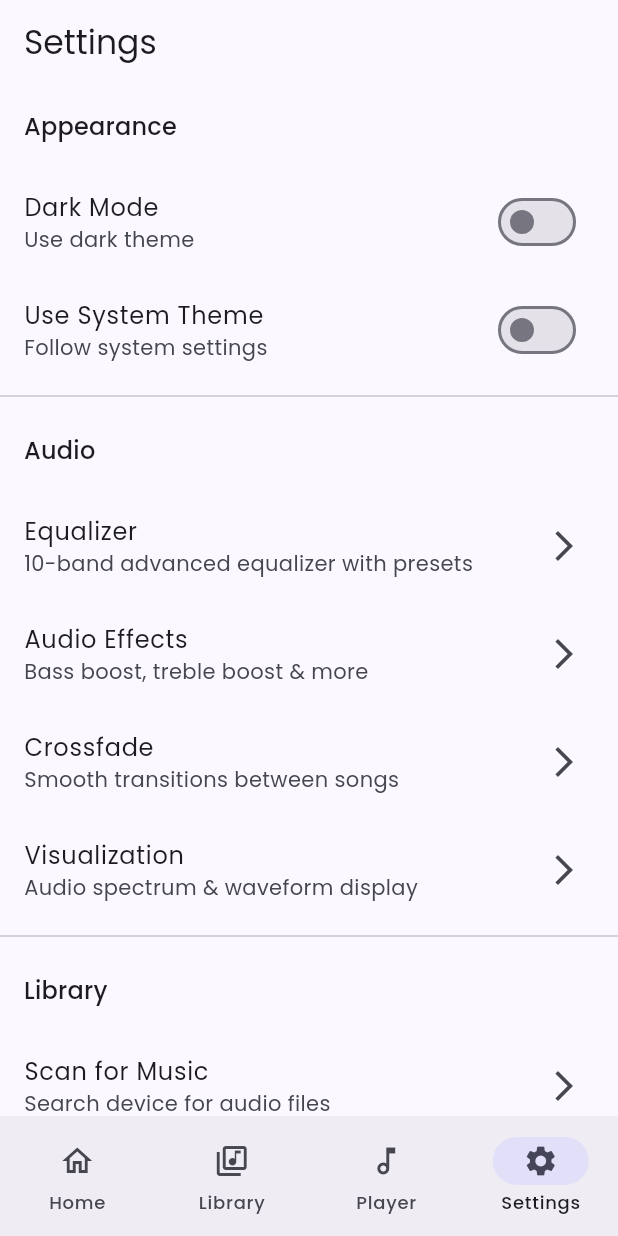
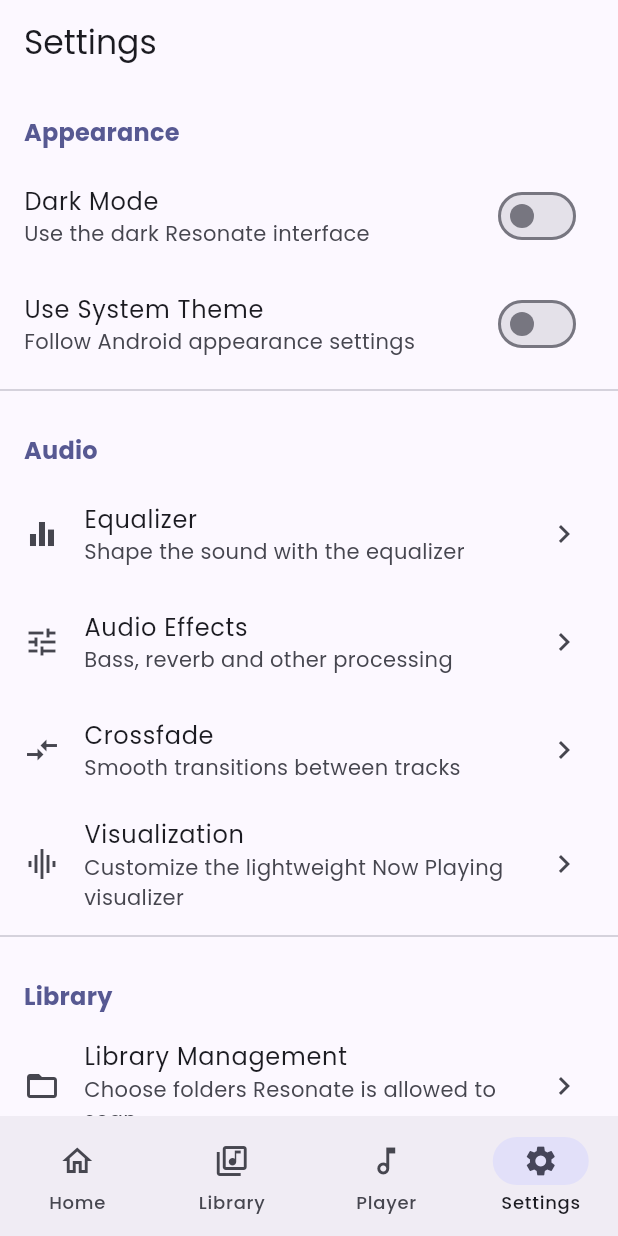
Before and after one commit to R-6167/Resonate, a Flutter app: the screen it shows after launch, item 4 of the bottom bar chosen, on a phone screen of 412 x 824 dp. Run offline on Flutter 3.47's test engine with Material 3 defaults, Android fonts, the phone set to English and light mode, and no system bars; our stand-ins replace audio_service, google_fonts, just_audio, shared_preferences, sqflite; missing offline and left inert: audio_session; accounts and stored records are empty; statements that could not run were skipped.

Commit message:
Clean settings and document Resonate Intelligence

```diff
--- a/lib/screens/settings_screen.dart
+++ b/lib/screens/settings_screen.dart
@@ -4,11 +4,11 @@ import '../providers/theme_provider.dart';
 import '../providers/equalizer_provider.dart';
 import '../providers/audio_effects_provider.dart';
 import '../providers/crossfade_provider.dart';
+import '../screens/equalizer_screen.dart';
+import '../screens/audio_effects_screen.dart';
+import '../screens/crossfade_screen.dart';
+import '../screens/audio_visualization_settings_screen.dart';
 import '../screens/library_management_screen.dart';
-import 'equalizer_screen.dart';
-import 'audio_effects_screen.dart';
-import 'crossfade_screen.dart';
-import 'audio_visualization_settings_screen.dart';
 
 class SettingsScreen extends StatelessWidget {
   const SettingsScreen({Key? key}) : super(key: key);
@@ -16,167 +16,55 @@ class SettingsScreen extends StatelessWidget {
   @override
   Widget build(BuildContext context) {
     return Scaffold(
-      appBar: AppBar(
-        title: const Text('Settings'),
-        elevation: 0,
-      ),
-      body: Consumer<ThemeProvider>(
-        builder: (context, themeProvider, _) {
-          return ListView(
+      appBar: AppBar(title: const Text('Settings'), elevation: 0),
+      body: Consumer<ThemeProvider>(builder: (context, themeProvider, _) => ListView(
         children: [
-              // Theme Section
-              Padding(
-                padding: const EdgeInsets.all(16.0),
-                child: Text(
-                  'Appearance',
-                  style: Theme.of(context).textTheme.titleMedium,
-                ),
-              ),
-              SwitchListTile(
-                title: const Text('Dark Mode'),
-                subtitle: const Text('Use dark theme'),
-                value: themeProvider.isDarkMode,
-                onChanged: (_) => themeProvider.toggleTheme(),
-              ),
-              SwitchListTile(
-                title: const Text('Use System Theme'),
-                subtitle: const Text('Follow system settings'),
-                value: themeProvider.useSystemTheme,
-                onChanged: (value) =>
-                    themeProvider.toggleSystemTheme(value),
+          _section(context, 'Appearance'),
+          SwitchListTile(title: const Text('Dark Mode'), subtitle: const Text('Use the dark Resonate interface'), value: themeProvider.isDarkMode, onChanged: (_) => themeProvider.toggleTheme()),
+          SwitchListTile(title: const Text('Use System Theme'), subtitle: const Text('Follow Android appearance settings'), value: themeProvider.useSystemTheme, onChanged: themeProvider.toggleSystemTheme),
+          const Divider(),
+          _section(context, 'Audio'),
+          _route(context, Icons.equalizer, 'Equalizer', 'Shape the sound with the equalizer', const EqualizerScreen()),
+          _route(context, Icons.tune, 'Audio Effects', 'Bass, reverb and other processing', const AudioEffectsScreen()),
+          _route(context, Icons.compare_arrows, 'Crossfade', 'Smooth transitions between tracks', const CrossfadeScreen()),
+          _route(context, Icons.graphic_eq, 'Visualization', 'Customize the lightweight Now Playing visualizer', const AudioVisualizationSettingsScreen()),
+          const Divider(),
+          _section(context, 'Library'),
+          _route(context, Icons.folder_open_outlined, 'Library Management', 'Choose folders Resonate is allowed to scan', const LibraryManagementScreen()),
+          const Divider(),
+          _section(context, 'Intelligence'),
+          ListTile(
+            leading: const Icon(Icons.auto_awesome_outlined),
+            title: const Text('Resonate Intelligence'),
+            subtitle: const Text('What to expect from the recommendation engine'),
+            trailing: const Icon(Icons.chevron_right),
+            onTap: () => _showIntelligence(context),
           ),
           const Divider(),
-
-              // Audio Section
-              Padding(
-                padding: const EdgeInsets.all(16.0),
-                child: Text(
-                  'Audio',
-                  style: Theme.of(context).textTheme.titleMedium,
-                ),
-              ),
-              ListTile(
-                title: const Text('Equalizer'),
-                subtitle: const Text('10-band advanced equalizer with presets'),
-                trailing: const Icon(Icons.arrow_forward_ios),
-                onTap: () {
-                  Navigator.push(
-                    context,
-                    MaterialPageRoute(
-                      builder: (_) => const EqualizerScreen(),
-                    ),
-                  );
-                },
-              ),
-              ListTile(
-                title: const Text('Audio Effects'),
-                subtitle: const Text('Bass boost, treble boost & more'),
-                trailing: const Icon(Icons.arrow_forward_ios),
-                onTap: () {
-                  Navigator.push(
-                    context,
-                    MaterialPageRoute(
-                      builder: (_) => const AudioEffectsScreen(),
-                    ),
-                  );
-                },
-              ),
-              ListTile(
-                title: const Text('Crossfade'),
-                subtitle: const Text('Smooth transitions between songs'),
-                trailing: const Icon(Icons.arrow_forward_ios),
-                onTap: () {
-                  Navigator.push(
-                    context,
-                    MaterialPageRoute(
-                      builder: (_) => const CrossfadeScreen(),
-                    ),
-                  );
-                },
-              ),
-              ListTile(
-                title: const Text('Visualization'),
-                subtitle: const Text('Audio spectrum & waveform display'),
-                trailing: const Icon(Icons.arrow_forward_ios),
-                onTap: () {
-                  Navigator.push(
-                    context,
-                    MaterialPageRoute(
-                      builder: (_) =>
-                          const AudioVisualizationSettingsScreen(),
-                    ),
-                  );
-                },
-              ),
-              const Divider(),
-
-              // Library Section
-              Padding(
-                padding: const EdgeInsets.all(16.0),
-                child: Text(
-                  'Library',
-                  style: Theme.of(context).textTheme.titleMedium,
-                ),
-              ),
-              ListTile(
-                title: const Text('Scan for Music'),
-                subtitle: const Text('Search device for audio files'),
-                trailing: const Icon(Icons.arrow_forward_ios),
-                onTap: () {
-                  Navigator.push(
-                    context,
-                    MaterialPageRoute(
-                      builder: (_) =>
-                          const LibraryManagementScreen(),
-                    ),
-                  );
-                },
-              ),
-              ListTile(
-                title: const Text('Manage Library'),
-                subtitle: const Text('View storage info & directories'),
-                trailing: const Icon(Icons.arrow_forward_ios),
-                onTap: () {
-                  Navigator.push(
-                    context,
-                    MaterialPageRoute(
-                      builder: (_) =>
-                          const LibraryManagementScreen(),
-                    ),
-                  );
-                },
-              ),
-              const Divider(),
-
-              // About Section
-              Padding(
-                padding: const EdgeInsets.all(16.0),
-                child: Text(
-                  'About',
-                  style: Theme.of(context).textTheme.titleMedium,
-                ),
-              ),
-              const ListTile(
-                title: Text('App Version'),
-                subtitle: Text('1.0.0'),
-              ),
+          _section(context, 'About'),
+          const ListTile(title: Text('App Version'), subtitle: Text('0.1.0')),
           ListTile(
             title: const Text('About Resonate'),
-                subtitle: const Text('A feature-rich music player'),
-                onTap: () {
-                  showAboutDialog(
-                    context: context,
-                    applicationName: 'Resonate',
-                    applicationVersion: '1.0.0',
-                    applicationLegalese:
-                        '© 2024 Resonate. Licensed under MIT.',
-                  );
-                },
+            subtitle: const Text('A local-first intelligent music player by Aetherion LLC'),
+            onTap: () => _showAbout(context),
           ),
         ],
-          );
-        },
-      ),
+      )),
     );
   }
+
+  Widget _section(BuildContext context, String title) => Padding(padding: const EdgeInsets.fromLTRB(16, 20, 16, 8), child: Text(title, style: Theme.of(context).textTheme.titleMedium?.copyWith(fontWeight: FontWeight.bold, color: Theme.of(context).colorScheme.primary)));
+  Widget _route(BuildContext context, IconData icon, String title, String subtitle, Widget page) => ListTile(leading: Icon(icon), title: Text(title), subtitle: Text(subtitle), trailing: const Icon(Icons.chevron_right), onTap: () => Navigator.push(context, MaterialPageRoute(builder: (_) => page)));
+
+  void _showAbout(BuildContext context) {
+    showAboutDialog(context: context, applicationName: 'Resonate', applicationVersion: '0.1.0', applicationLegalese: '© 2026 Aetherion LLC. Licensed under MIT.', children: const [SizedBox(height: 16), Text('Resonate is an offline-first music experience built to understand how you listen and help decide what should play next — without channels, feeds, or unnecessary background processing.')]);
   }
+
+  void _showIntelligence(BuildContext context) {
+    showDialog<void>(context: context, builder: (_) => AlertDialog(
+      title: const Row(children: [Icon(Icons.auto_awesome), SizedBox(width: 10), Text('Resonate Intelligence')]),
+      content: const SingleChildScrollView(child: Text('Resonate Intelligence is being built as a local-first recommendation system.\n\n• It learns from your listening history, skips, completions, favorites and transitions.\n• It builds a personal map of what you tend to play together.\n• It ranks candidates instead of blindly shuffling your library.\n• It will explain why a song was suggested.\n• It is designed to run locally and stay lightweight.\n\nThe long-term goal is a self-sustaining music experience: you open Resonate, and the Home page continuously proposes what fits your listening session — like a personal video platform without channels, subscriptions or a CPU-hungry feed.'),
+      actions: [TextButton(onPressed: () => Navigator.pop(context), child: const Text('Got it'))],
+    ));
+  }
+}
```
Lines whose indentation alone changed are shown as unchanged.
